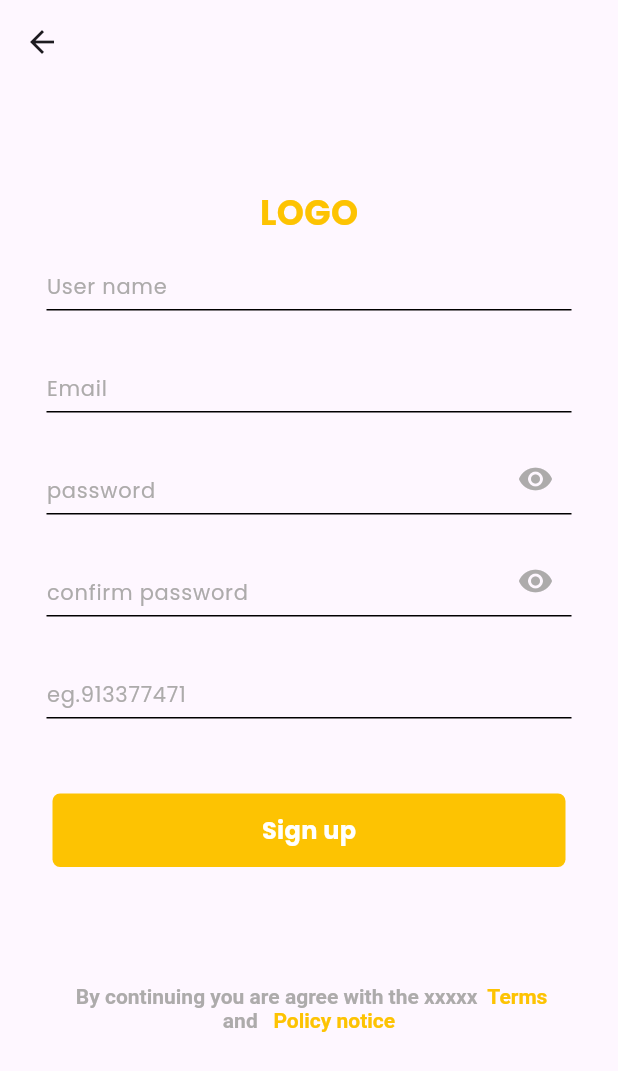
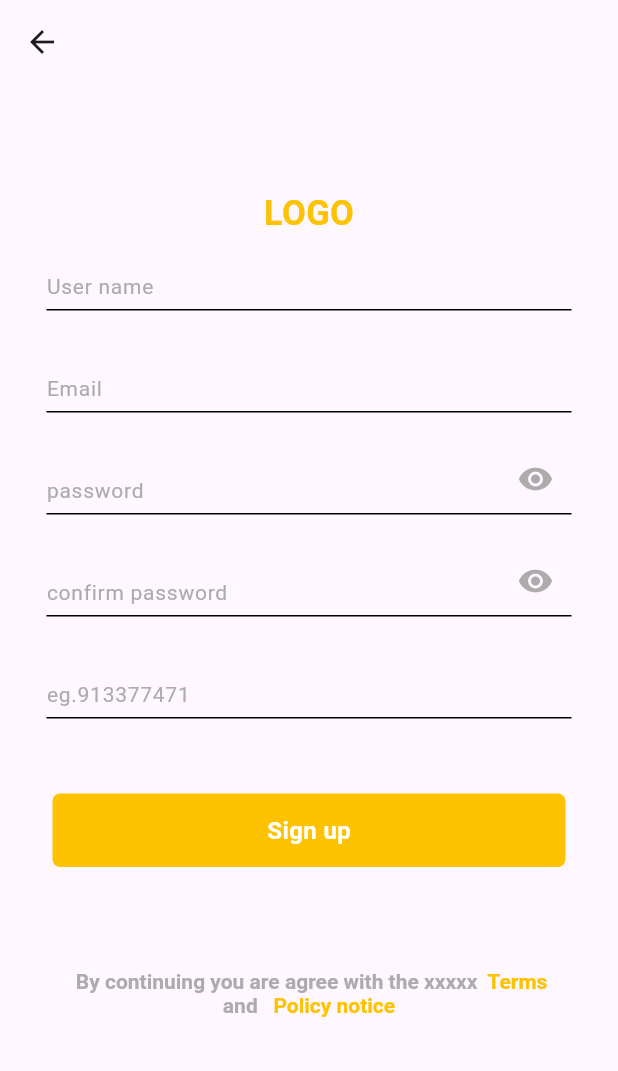
Before and after one commit to final-year-project2/mobile, a Flutter app: the SignUp screen opened by its route, on a phone screen of 412 x 824 dp. Shown: the top 1071 px of the screen. Run offline on Flutter 3.47's test engine with Material 3 defaults, Android fonts, the phone set to English and light mode, and no system bars; our stand-ins replace get, google_fonts, image_picker, pin_code_fields.

Commit message:
additional feature on langauge

```diff
--- a/lib/binders/binders.dart
+++ b/lib/binders/binders.dart
@@ -2,11 +2,15 @@
 import 'package:frontend/controller/language_controller.dart';
 import 'package:frontend/controller/login_controller.dart';
 import 'package:frontend/controller/product_image_controller.dart';
+import 'package:frontend/controller/theme_controller.dart';
+// import 'package:frontend/controller/theme_controller.dart';
 import 'package:get/get.dart';
 
 class Binders extends Bindings {
   @override
   void dependencies() {
+    // Get.put(ThemeControllers());
+    Get.put(ThemeControllers());
     Get.put(LoginController());
     Get.put(ProductImageController());
     Get.put(CategoryController());
--- a/lib/controller/login_controller.dart
+++ b/lib/controller/login_controller.dart
@@ -1,5 +1,4 @@
 import 'package:get/get.dart';
-import 'package:get/get_rx/get_rx.dart';
 
 class LoginController extends GetxController {
   RxBool isPasswordVissible = true.obs;
--- /dev/null
+++ b/lib/controller/theme_controller.dart
@@ -0,0 +1,19 @@
+import 'package:flutter/material.dart';
+import 'package:frontend/constants.dart';
+import 'package:get/get.dart';
+import 'package:google_fonts/google_fonts.dart';
+
+class ThemeControllers {
+  RxBool isLightTheme = true.obs;
+
+  ThemeData darkTheme = ThemeData(
+    primaryColor: primaryColor,
+    brightness: Brightness.dark,
+    textTheme: GoogleFonts.poppinsTextTheme(),
+  );
+  ThemeData lightTheme = ThemeData(
+    primaryColor: primaryColor,
+    brightness: Brightness.light,
+    textTheme: GoogleFonts.poppinsTextTheme(),
+  );
+}
--- a/lib/pages/authentication/login.dart
+++ b/lib/pages/authentication/login.dart
@@ -81,6 +81,7 @@
                     HorizontalSpace(5),
                     GestureDetector(
                       onTap: () => {
+                        // print('oncorse${controller.isLightTheme.value}'),
                         Get.toNamed('/signup'),
                       },
                       child: Text(
--- a/lib/pages/authentication/signup.dart
+++ b/lib/pages/authentication/signup.dart
@@ -10,6 +10,7 @@
 
 class SignUp extends StatelessWidget {
   const SignUp({super.key});
+  // var screensize  = MediaQuery.of(context)
 
   @override
   Widget build(BuildContext context) {
@@ -81,7 +82,7 @@
               //     ),
               //   ],
               // ),
-              VerticalSpace(20),
+              VerticalSpace(10),
               // Container(
               //   height: 49,
               //   width: 342,
```
Also changed, not shown: lib/main.dart (+16 -9 lines).
